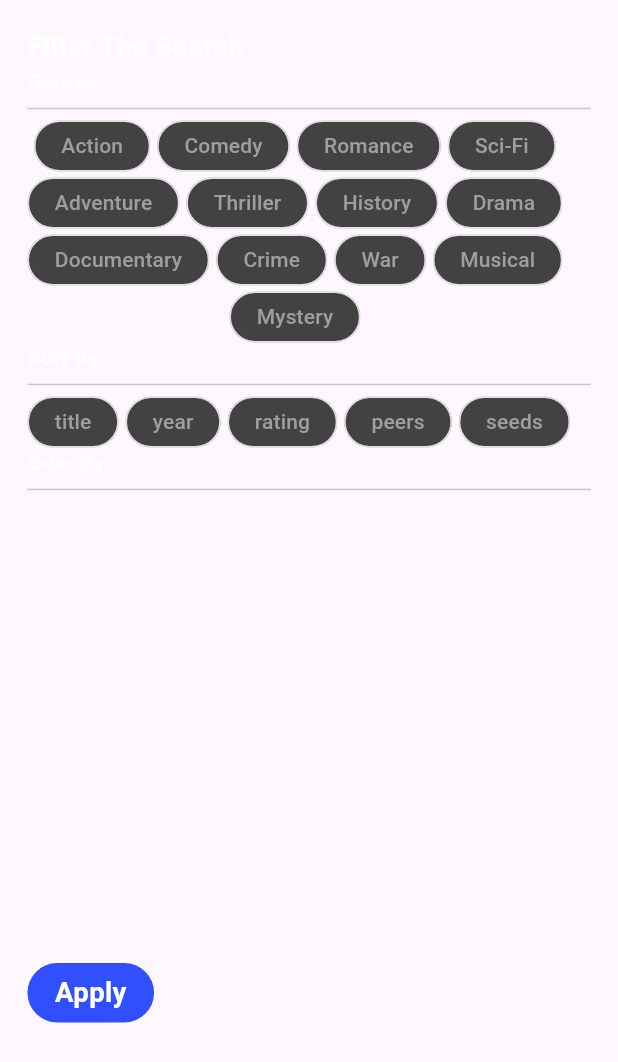
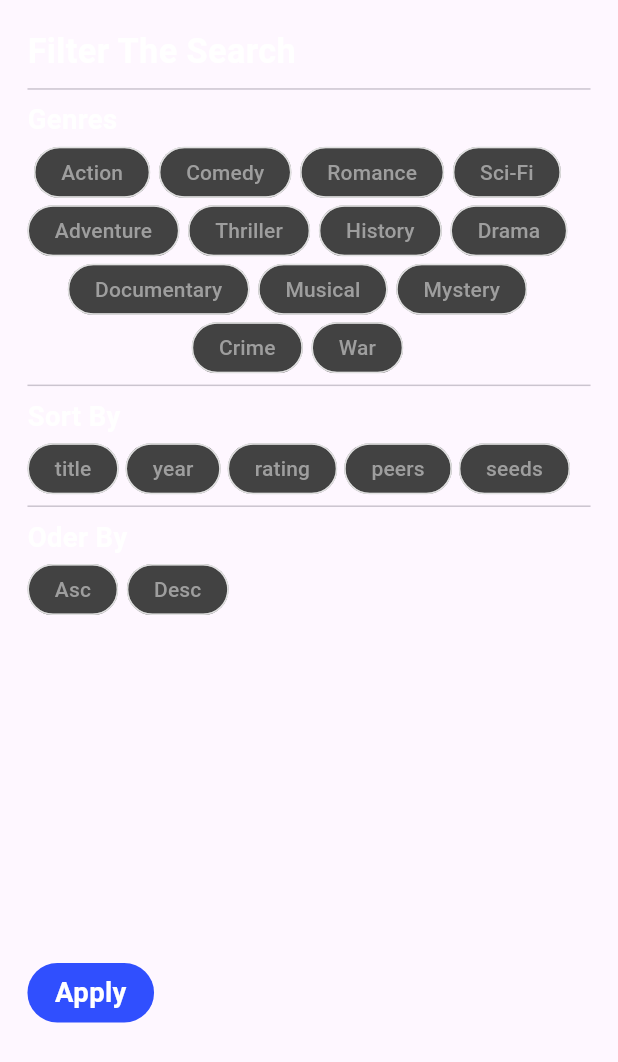
Before and after one commit to mahedi-bs23/movie_app, a Flutter app: the SearchFilterBottomSheet widget shown alone on an empty page, opened directly, on a phone screen of 412 x 824 dp. Shown: the top 1062 px of the screen. Run offline on Flutter 3.47's test engine with Material 3 defaults, Android fonts, the phone set to English and light mode, and no system bars; our stand-ins replace flutter_rating_bar, flutter_screenutil, shared_preferences, shimmer; accounts and stored records are empty; generated files the repository leaves out were written again; network calls fail.

Commit message:
search filtering bottom sheet ui update

```diff
--- a/lib/feature/search/search_viewmodel.dart
+++ b/lib/feature/search/search_viewmodel.dart
@@ -93,6 +93,14 @@ class SearchViewmodel {
         isSelected: false,
       ),
       GenresDataModel(
+        labelText: "Musical",
+        isSelected: false,
+      ),
+      GenresDataModel(
+        labelText: "Mystery",
+        isSelected: false,
+      ),
+      GenresDataModel(
         labelText: "Crime",
         isSelected: false,
       ),
@@ -100,20 +108,8 @@ class SearchViewmodel {
         labelText: "War",
         isSelected: false,
       ),
-      GenresDataModel(
-        labelText: "Musical",
-        isSelected: false,
-      ),
-      GenresDataModel(
-        labelText: "Mystery",
-        isSelected: false,
-      ),
     ],
   );
-  List<String> sortBy = ["title", "year", "rating", "peers", "seeds"];
-  ValueNotifier<bool> isSelectedSortBy = ValueNotifier(false);
-  ValueNotifier<String> selectedItemSortBy = ValueNotifier('');
-
 
   List<String> selectedGenreList = [];
 
@@ -136,10 +132,24 @@ class SearchViewmodel {
     genresDataList.value = [...genresDataList.value];
   }
 
-  void onSelectedSortByItem(bool isSelected, String selectedItem){
+  List<String> sortBy = ["title", "year", "rating", "peers", "seeds"];
+  ValueNotifier<bool> isSelectedSortBy = ValueNotifier(false);
+  ValueNotifier<String> selectedItemSortBy = ValueNotifier('');
+
+  void onSelectedSortByItem(bool isSelected, String selectedItem) {
     selectedItemSortBy.value = selectedItem;
     isSelectedSortBy.value = isSelected;
   }
 
+
+  List<String> orderBy = ["Asc", "Desc"];
+  ValueNotifier<bool> isSelectedOrderBy = ValueNotifier(false);
+  ValueNotifier<String> selectedItemOrderBy = ValueNotifier('');
+
+  onSelectedOrderByItem(bool isSelected, String selectedItem){
+    selectedItemOrderBy.value = selectedItem;
+    isSelectedOrderBy.value = isSelected;
+  }
+
   void dispose() {}
 }
--- a/lib/feature/search/widget/bottom_sheet.dart
+++ b/lib/feature/search/widget/bottom_sheet.dart
@@ -26,28 +26,32 @@ class SearchFilterBottomSheet extends StatelessWidget {
               style: TextStyle(
                   color: Colors.white,
                   fontWeight: FontWeight.w600,
+                  fontSize: 20.sp),
+            ),
+            const Divider(),
+            Text(
+              "Genres",
+              style: TextStyle(
+                  color: Colors.white,
+                  fontWeight: FontWeight.w600,
                   fontSize: 16.sp),
             ),
-            const Text(
-              "Genres",
-              style:
-                  TextStyle(color: Colors.white, fontWeight: FontWeight.w600),
+            SizedBox(
+              height: 4.sp,
             ),
-            const Divider(),
             ValueListenableBuilder(
               valueListenable: searchViewmodel.genresDataList,
               builder: (context, genresDataList, _) {
                 return Wrap(
-                    spacing: 4.0.sp,
-                    runSpacing: 4.0,
+                  spacing: 5.0.sp,
+                  runSpacing: 5.0,
                   alignment: WrapAlignment.center,
                   children: genresDataList.map(
                     (item) {
                       return FilterChip(
                         padding: EdgeInsets.symmetric(
                             horizontal: 8.r, vertical: 4.r),
-                          materialTapTargetSize:
-                              MaterialTapTargetSize.shrinkWrap,
+                        materialTapTargetSize: MaterialTapTargetSize.shrinkWrap,
                         shape: RoundedRectangleBorder(
                             borderRadius: BorderRadius.circular(20.0),
                             side: const BorderSide(
@@ -57,13 +61,12 @@ class SearchFilterBottomSheet extends StatelessWidget {
                         label: Text(
                           item.labelText,
                           style: TextStyle(
-                                color: item.isSelected
-                                    ? Colors.white
-                                    : Colors.grey),
+                              color:
+                                  item.isSelected ? Colors.white : Colors.grey),
                         ),
                         selected: item.isSelected,
                         backgroundColor: Colors.grey.shade800,
-                          selectedColor: Colors.black87,
+                        selectedColor: Colors.black,
                         checkmarkColor: Colors.white,
                         showCheckmark: false,
                         onSelected: (isSelected) {
@@ -78,30 +81,41 @@ class SearchFilterBottomSheet extends StatelessWidget {
                     },
                   ).toList(),
                 );
-                }),
-            const Text(
-              "Sort By",
-              style:
-                  TextStyle(color: Colors.white, fontWeight: FontWeight.w600),
+              },
             ),
             const Divider(),
-            ValueListenableBuilder(valueListenable: searchViewmodel.selectedItemSortBy, builder: (context, selectedItemSortBy, _){
-              return ValueListenableBuilder(valueListenable: searchViewmodel.isSelectedSortBy, builder: (context, isSelectedSortBy, _){
+            Text(
+              "Sort By",
+              style: TextStyle(
+                  color: Colors.white,
+                  fontWeight: FontWeight.w600,
+                  fontSize: 16.sp),
+            ),
+            SizedBox(
+              height: 4.sp,
+            ),
+            ValueListenableBuilder(
+              valueListenable: searchViewmodel.selectedItemSortBy,
+              builder: (context, selectedItemSortBy, _) {
+                return ValueListenableBuilder(
+                  valueListenable: searchViewmodel.isSelectedSortBy,
+                  builder: (context, isSelectedSortBy, _) {
                     return Wrap(
                       spacing: 4.0.sp,
-                  runSpacing: 4.0,
+                      runSpacing: 5.0,
                       alignment: WrapAlignment.center,
                       children: searchViewmodel.sortBy.map(
                         (item) {
                           return FilterChip(
-                        padding:
-                        EdgeInsets.symmetric(horizontal: 8.r, vertical: 4.r),
-                        materialTapTargetSize: MaterialTapTargetSize.shrinkWrap,
+                            padding: EdgeInsets.symmetric(
+                                horizontal: 8.r, vertical: 4.r),
+                            materialTapTargetSize:
+                                MaterialTapTargetSize.shrinkWrap,
                             shape: RoundedRectangleBorder(
                                 borderRadius: BorderRadius.circular(20.0),
                                 side: const BorderSide(
-                                color:
-                                Colors.white60) // Adjust the radius as needed
+                                    color: Colors
+                                        .white60) // Adjust the radius as needed
                                 ),
                             label: Text(
                               item,
@@ -116,21 +130,70 @@ class SearchFilterBottomSheet extends StatelessWidget {
                             checkmarkColor: Colors.white,
                             showCheckmark: false,
                             onSelected: (isSelected) {
-                          searchViewmodel.onSelectedSortByItem(isSelected, item);
+                              searchViewmodel.onSelectedSortByItem(
+                                  isSelected, item);
                             },
                           );
                         },
                       ).toList(),
                     );
-              });
-            }),
-            const Text(
-              "Oder By",
-              style:
-                  TextStyle(color: Colors.white, fontWeight: FontWeight.w600),
+                  },
+                );
+              },
             ),
             const Divider(),
-            Spacer(),
+            Text(
+              "Oder By",
+              style: TextStyle(
+                  color: Colors.white,
+                  fontWeight: FontWeight.w600,
+                  fontSize: 16.sp),
+            ),
+            SizedBox(
+              height: 4.sp,
+            ),
+            ValueListenableBuilder(
+              valueListenable: searchViewmodel.selectedItemOrderBy,
+              builder: (context, selectedItemOrderBy, _) {
+                return Wrap(
+                  spacing: 5.0.sp,
+                  runSpacing: 5.0,
+                  alignment: WrapAlignment.center,
+                  children: searchViewmodel.orderBy.map(
+                    (item) {
+                      return FilterChip(
+                        padding: EdgeInsets.symmetric(
+                            horizontal: 8.r, vertical: 4.r),
+                        materialTapTargetSize: MaterialTapTargetSize.shrinkWrap,
+                        shape: RoundedRectangleBorder(
+                            borderRadius: BorderRadius.circular(20.0),
+                            side: const BorderSide(
+                                color: Colors
+                                    .white60) // Adjust the radius as needed
+                            ),
+                        label: Text(
+                          item,
+                          style: TextStyle(
+                              color: item == selectedItemOrderBy
+                                  ? Colors.white
+                                  : Colors.grey),
+                        ),
+                        selected: item == selectedItemOrderBy,
+                        backgroundColor: Colors.grey.shade800,
+                        selectedColor: Colors.grey,
+                        checkmarkColor: Colors.white,
+                        showCheckmark: false,
+                        onSelected: (isSelected) {
+                          searchViewmodel.onSelectedOrderByItem(
+                              isSelected, item);
+                        },
+                      );
+                    },
+                  ).toList(),
+                );
+              },
+            ),
+            const Spacer(),
             GestureDetector(
               onTap: () {},
               child: Container(
--- a/pubspec.yaml
+++ b/pubspec.yaml
@@ -44,6 +44,7 @@ dependencies:
   localization: ^2.1.1
   flutter_localization: ^0.2.0
   url_launcher: ^6.2.6
+  sqflite: ^2.3.3+1
 
 
 
```
Also changed, not shown: pubspec.lock, 1 other file. Lines whose indentation alone changed are shown as unchanged.
